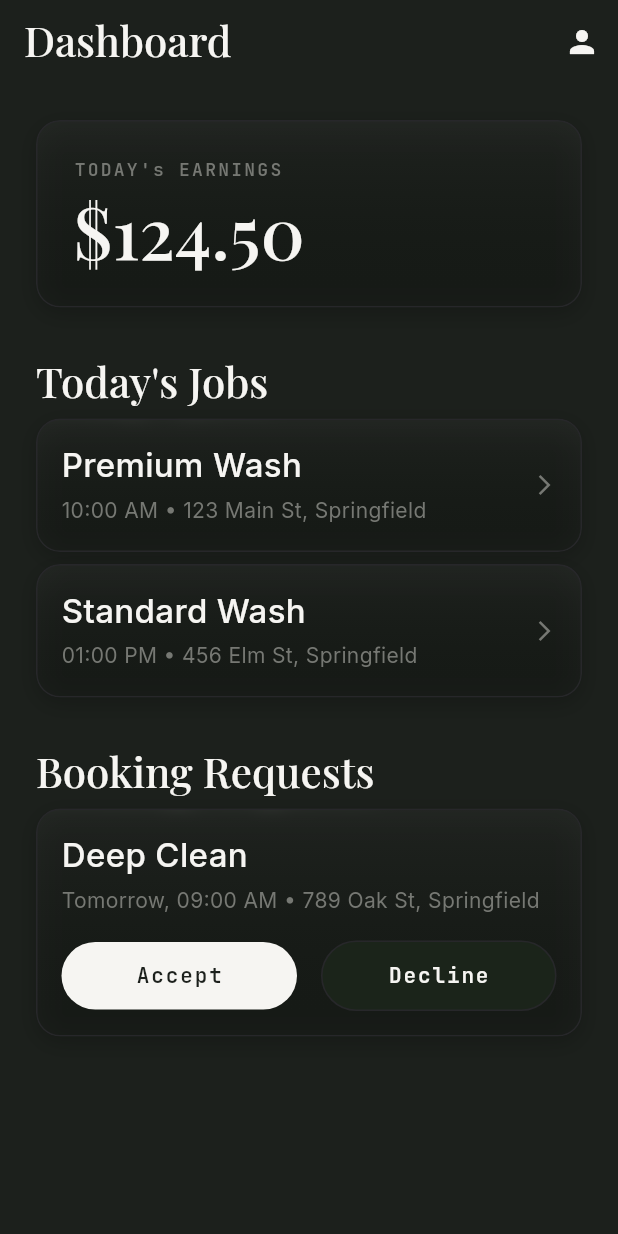
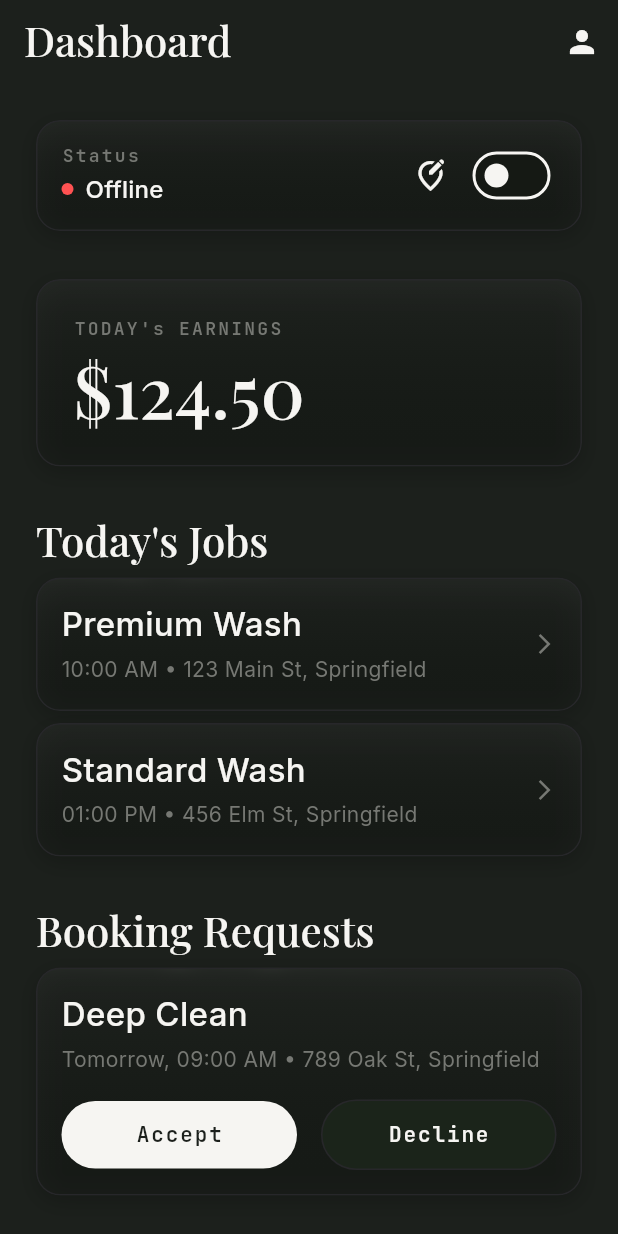
Before and after one commit to 7meninn/vehicle-wash, a Flutter app: the DashboardScreen screen opened by its route, on a phone screen of 412 x 824 dp. Run offline on Flutter 3.47's test engine with Material 3 defaults, Android fonts, the phone set to English and light mode, and no system bars; our stand-ins replace dio, flutter_riverpod, flutter_secure_storage, go_router, google_fonts; accounts and stored records are empty.

Commit message:
feat: implement Slice 5 - Washer Operations (Availability & Service Areas)

```diff
--- a/frontend/vehicle_wash_washer/lib/features/dashboard/presentation/pages/dashboard_screen.dart
+++ b/frontend/vehicle_wash_washer/lib/features/dashboard/presentation/pages/dashboard_screen.dart
@@ -1,12 +1,20 @@
 import 'package:flutter/material.dart';
 import 'package:flutter_riverpod/flutter_riverpod.dart';
+import 'package:go_router/go_router.dart';
 import 'package:vehicle_wash_design_system/vehicle_wash_design_system.dart';
 
-class DashboardScreen extends ConsumerWidget {
+class DashboardScreen extends ConsumerStatefulWidget {
   const DashboardScreen({super.key});
 
   @override
-  Widget build(BuildContext context, WidgetRef ref) {
+  ConsumerState<DashboardScreen> createState() => _DashboardScreenState();
+}
+
+class _DashboardScreenState extends ConsumerState<DashboardScreen> {
+  bool _isOnline = false;
+
+  @override
+  Widget build(BuildContext context) {
     return Scaffold(
       appBar: AppBar(
         title: const Text('Dashboard'),
@@ -23,6 +31,8 @@ class DashboardScreen extends ConsumerWidget {
           child: Column(
             crossAxisAlignment: CrossAxisAlignment.stretch,
             children: [
+              _buildAvailabilityToggle(),
+              const SizedBox(height: VerdantSpacing.gap * 2),
               _buildEarningsSummary(),
               const SizedBox(height: VerdantSpacing.gap * 2),
               _buildSectionHeader('Today\'s Jobs'),
@@ -38,6 +48,62 @@ class DashboardScreen extends ConsumerWidget {
             ],
           ),
         ),
+      ),
+    );
+  }
+
+  Widget _buildAvailabilityToggle() {
+    return VerdantCard(
+      padding: const EdgeInsets.symmetric(horizontal: 16, vertical: 12),
+      child: Row(
+        mainAxisAlignment: MainAxisAlignment.spaceBetween,
+        children: [
+          Column(
+            crossAxisAlignment: CrossAxisAlignment.start,
+            children: [
+              Text(
+                'Status',
+                style: VerdantTypography.labelMedium,
+              ),
+              const SizedBox(height: 4),
+              Row(
+                children: [
+                  Container(
+                    width: 8,
+                    height: 8,
+                    decoration: BoxDecoration(
+                      shape: BoxShape.circle,
+                      color: _isOnline ? Colors.greenAccent : Colors.redAccent,
+                    ),
+                  ),
+                  const SizedBox(width: 8),
+                  Text(
+                    _isOnline ? 'Online - Ready for jobs' : 'Offline',
+                    style: VerdantTypography.titleMedium,
+                  ),
+                ],
+              ),
+            ],
+          ),
+          Row(
+            children: [
+              IconButton(
+                icon: const Icon(Icons.edit_location_alt_outlined, color: VerdantColors.textPrimary),
+                tooltip: 'Service Areas',
+                onPressed: () => context.push('/availability/service-areas'),
+              ),
+              Switch(
+                value: _isOnline,
+                activeColor: VerdantColors.warmSand,
+                onChanged: (val) {
+                  setState(() {
+                    _isOnline = val;
+                  });
+                },
+              ),
+            ],
+          ),
+        ],
       ),
     );
   }
--- a/frontend/vehicle_wash_washer/lib/routes/app_router.dart
+++ b/frontend/vehicle_wash_washer/lib/routes/app_router.dart
@@ -5,6 +5,7 @@ import '../features/authentication/presentation/pages/login_screen.dart';
 import '../features/authentication/presentation/pages/otp_screen.dart';
 import '../features/onboarding/presentation/pages/onboarding_screen.dart';
 import '../features/dashboard/presentation/pages/dashboard_screen.dart';
+import '../features/availability/presentation/pages/service_areas_screen.dart';
 
 final GoRouter appRouter = GoRouter(
   initialLocation: '/splash',
@@ -32,5 +33,9 @@ final GoRouter appRouter = GoRouter(
       path: '/dashboard',
       builder: (context, state) => const DashboardScreen(),
     ),
+    GoRoute(
+      path: '/availability/service-areas',
+      builder: (context, state) => const ServiceAreasScreen(),
+    ),
   ],
 );
```
Also changed, not shown: frontend/vehicle_wash_washer/lib/features/availability/presentation/pages/service_areas_screen.dart (added, +134 -0 lines).
